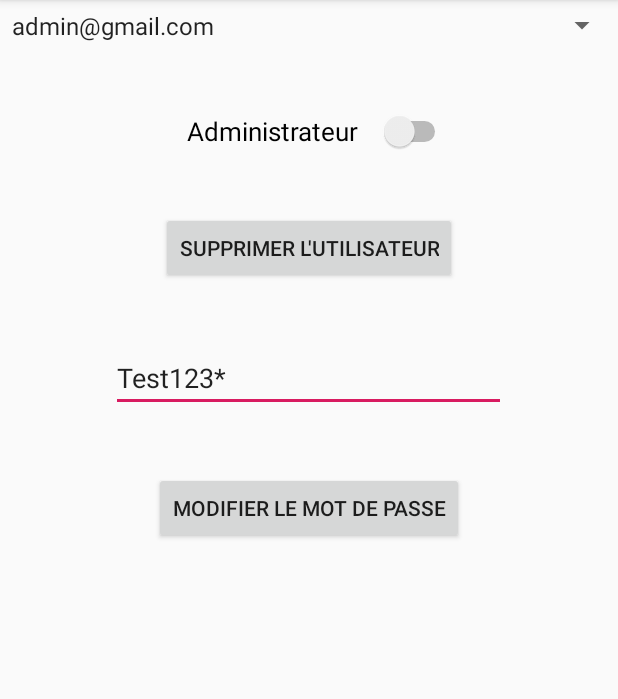
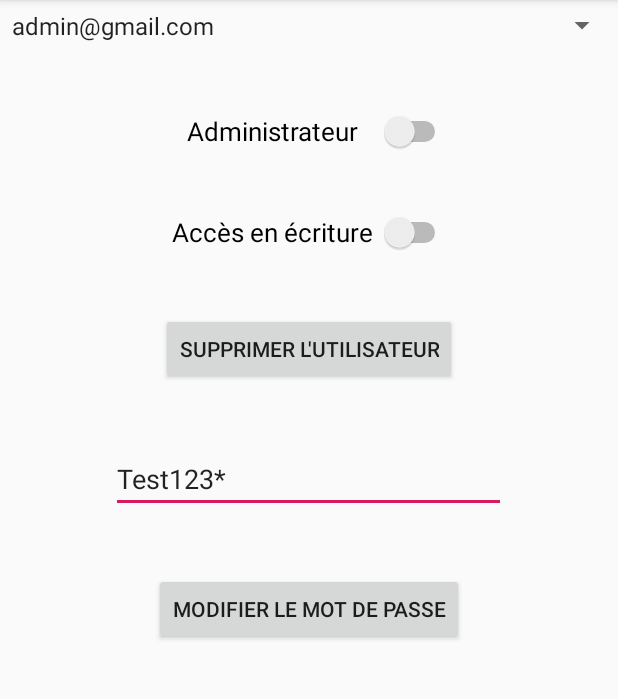
Before and after one commit to l-Legacy-l/S7-PLC-Monitor, an Android app: the ManagementUserActivity screen opened directly, with no data from a screen before it, after a tap on "MODIFIER LE MOT DE PASSE", on a phone screen of 412 x 824 dp, the part 84-783 px from its top. Run offline under Robolectric (Android 15) with nearby library versions, the phone set to English and light mode, and no system bars; 3 other taps on this screen came first.

Commit message:
Prise en charge de la modification du droit en écriture des utilisateurs pour l'admin

```diff
--- a/app/src/main/java/com/example/fabio/plcmonitor/Activity/ManagementUserActivity.java
+++ b/app/src/main/java/com/example/fabio/plcmonitor/Activity/ManagementUserActivity.java
@@ -23,7 +23,7 @@ public class ManagementUserActivity extends AppCompatActivity {
     UserAccessDB db;
 
     Spinner spin;
-    Switch switchAdmin;
+    Switch switchAdmin, switchWrite;
 
     EditText etMdp;
     String mdp;
@@ -35,6 +35,7 @@ public class ManagementUserActivity extends AppCompatActivity {
         fillingSpin();
 
         switchAdmin = (Switch) findViewById(R.id.sw_muser_admin);
+        switchWrite = (Switch) findViewById(R.id.sw_muser_write);
 
         db = new UserAccessDB(this);
 
@@ -56,6 +57,18 @@ public class ManagementUserActivity extends AppCompatActivity {
                 {
                     switchAdmin.setChecked(false);
                 }
+
+                //Idem pour les droit en écriture pour l'automate
+                if (user1.getWriteAccess())
+                {
+                    switchWrite.setChecked(true);
+                }
+
+                else
+                {
+                    switchWrite.setChecked(false);
+                }
+
 
                 // On remplis automatiquement le mot de passe de l'utilisateur dans le champ mdp
                 etMdp = ((EditText)findViewById(R.id.et_muser_mdp));
@@ -113,15 +126,35 @@ public class ManagementUserActivity extends AppCompatActivity {
                 db.Close();
              break;
 
+            case R.id.sw_muser_write:
+                db.openForRead();
+                User user2 = db.getUser(spin.getSelectedItem().toString());
+                db.Close();
+                //On gère le cas où on clique sur le switch
+                if(switchWrite.isChecked())
+                {
+                    user2.setWriteAccess(true);
+                }
+                else
+                {
+                    user2.setWriteAccess(false);
+                }
+                //On met à jour l'user dans la BDD
+                db.openForWrite();
+                db.updateUser(user2.getId(),user2);
+                db.Close();
+             break;
+
+
             case R.id.bt_muser_editMdp:
                 mdp = etMdp.getText().toString();
                 db.openForRead();
-                User user2 = db.getUser(spin.getSelectedItem().toString());
+                User user3 = db.getUser(spin.getSelectedItem().toString());
                 db.Close();
                 //On met à jour le mdp
-                user2.setMdp(mdp);
+                user3.setMdp(mdp);
                 db.openForWrite();
-                db.updateUser(user2.getId(),user2);
+                db.updateUser(user3.getId(),user3);
                 db.Close();
 
                 Toast.makeText(getApplicationContext(), "Le mot de passe a bien été modifié",Toast.LENGTH_SHORT).show();
@@ -141,11 +174,11 @@ public class ManagementUserActivity extends AppCompatActivity {
                     @Override
                     public void onClick(DialogInterface dialogInterface, int i) {
                         db.openForRead();
-                        User user3 = db.getUser(spin.getSelectedItem().toString());
+                        User user4 = db.getUser(spin.getSelectedItem().toString());
                         db.Close();
 
                         db.openForWrite();
-                        db.removeUser(user3.getId());
+                        db.removeUser(user4.getId());
                         db.Close();
                         //On reremplis le spinner sinon l'utilsateur reste selectionnable dans le spinner
                         fillingSpin();
--- a/app/src/main/res/layout/activity_management_user.xml
+++ b/app/src/main/res/layout/activity_management_user.xml
@@ -23,6 +23,19 @@
         android:gravity="center"
         android:onClick="muserClick"
         android:text="Administrateur"
+        android:textSize="17sp" />
+
+    <Switch
+        android:id="@+id/sw_muser_write"
+        android:layout_width="190dp"
+        android:layout_height="wrap_content"
+        android:layout_alignParentStart="true"
+        android:layout_centerInParent="true"
+        android:layout_gravity="center"
+        android:layout_marginTop="40dp"
+        android:gravity="center"
+        android:onClick="muserClick"
+        android:text="Accès en écriture"
         android:textSize="17sp" />
 
     <Button
```
